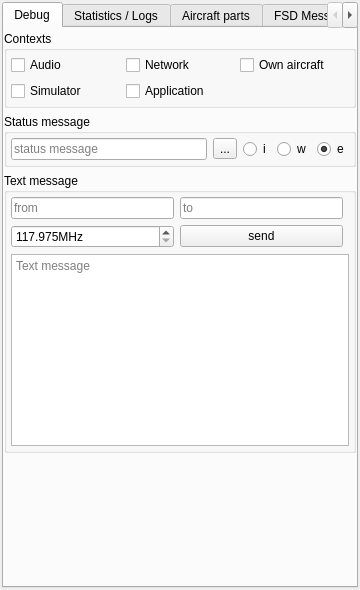
Qt form src/blackgui/components/internalscomponent.ui (swift-project/pilotclient) before a commit.
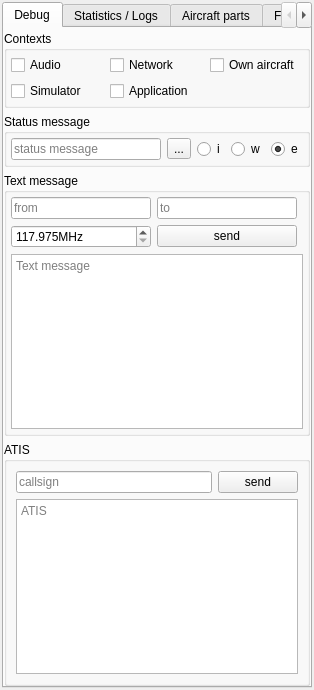
The same form after that commit. Icons and pictures are not drawn. Custom widgets are drawn as their Qt base class.

```diff
--- a/src/blackgui/components/internalscomponent.ui
+++ b/src/blackgui/components/internalscomponent.ui
@@ -6,8 +6,8 @@
    <rect>
     <x>0</x>
     <y>0</y>
-    <width>360</width>
-    <height>590</height>
+    <width>306</width>
+    <height>690</height>
    </rect>
   </property>
   <property name="windowTitle">
@@ -239,17 +239,34 @@
         </widget>
        </item>
        <item>
-        <spacer name="vs_DebugWidget">
-         <property name="orientation">
-          <enum>Qt::Vertical</enum>
+        <widget class="QGroupBox" name="gb_Atis">
+         <property name="title">
+          <string>ATIS</string>
          </property>
-         <property name="sizeHint" stdset="0">
-          <size>
-           <width>20</width>
-           <height>40</height>
-          </size>
-         </property>
-        </spacer>
+         <layout class="QGridLayout" name="gridLayout_2">
+          <item row="0" column="1">
+           <widget class="QPushButton" name="pb_SendAtis">
+            <property name="text">
+             <string>send</string>
+            </property>
+           </widget>
+          </item>
+          <item row="0" column="0">
+           <widget class="QLineEdit" name="le_AtisCallsign">
+            <property name="placeholderText">
+             <string>callsign</string>
+            </property>
+           </widget>
+          </item>
+          <item row="1" column="0" colspan="2">
+           <widget class="QPlainTextEdit" name="pte_Atis">
+            <property name="placeholderText">
+             <string>ATIS</string>
+            </property>
+           </widget>
+          </item>
+         </layout>
+        </widget>
        </item>
       </layout>
      </widget>
```
Left out of the diff: 30 changed lines with no effect on the pictures.
